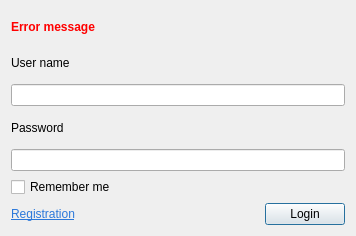
First picture: the form in src/bin/Scenarist/UserInterfaceLayer/StartUp/LoginDialog.ui, repository dimkanovikov/KITScenarist, before the edit.
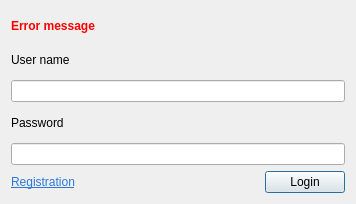
Second picture: the form after the edit.

```diff
--- a/src/bin/Scenarist/UserInterfaceLayer/StartUp/LoginDialog.ui
+++ b/src/bin/Scenarist/UserInterfaceLayer/StartUp/LoginDialog.ui
@@ -7,7 +7,7 @@
     <x>0</x>
     <y>0</y>
     <width>356</width>
-    <height>236</height>
+    <height>204</height>
    </rect>
   </property>
   <property name="windowTitle">
@@ -34,7 +34,7 @@
      </property>
     </widget>
    </item>
-   <item row="6" column="1">
+   <item row="5" column="1">
     <widget class="QPushButton" name="login">
      <property name="text">
       <string>Login</string>
@@ -44,7 +44,7 @@
      </property>
     </widget>
    </item>
-   <item row="6" column="0">
+   <item row="5" column="0">
     <widget class="QLabel" name="label_3">
      <property name="sizePolicy">
       <sizepolicy hsizetype="Expanding" vsizetype="Preferred">
@@ -70,13 +70,6 @@
      </property>
     </widget>
    </item>
-   <item row="5" column="0" colspan="2">
-    <widget class="QCheckBox" name="rememberMe">
-     <property name="text">
-      <string>Remember me</string>
-     </property>
-    </widget>
-   </item>
    <item row="0" column="0" colspan="2">
     <widget class="QLabel" name="error">
      <property name="font">
```
Left out of the diff: 1 changed line with no effect on the pictures.
